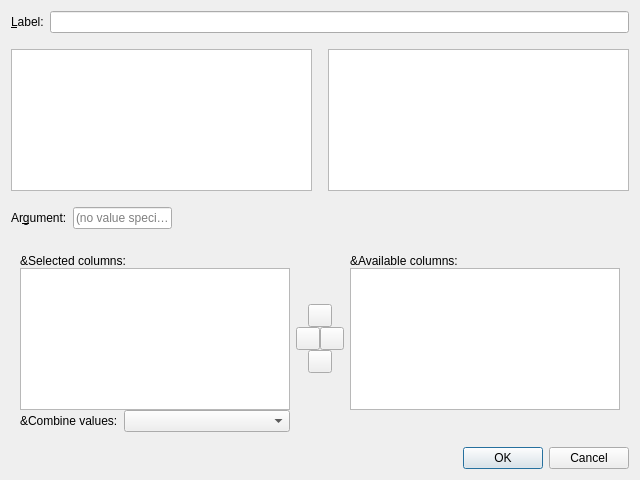
Before: the Qt Designer form coquery/gui/ui/addFunction.ui in gkunter/coquery, drawn with Qt 5.
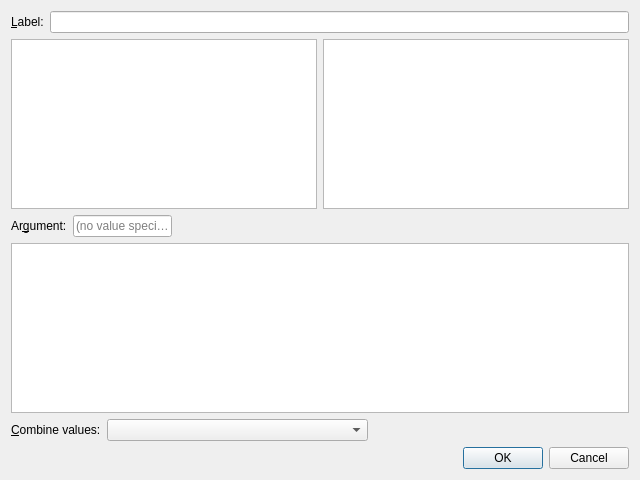
After: the same form once the commit is applied. Custom widgets are drawn as their Qt base class.

Commit message: Use CoqListSelect widget for column selection

```diff
--- a/coquery/gui/ui/addFunction.ui
+++ b/coquery/gui/ui/addFunction.ui
@@ -15,11 +15,6 @@
   </property>
   <layout class="QVBoxLayout" name="verticalLayout_2">
    <item>
-    <layout class="QVBoxLayout" name="verticalLayout_3">
-     <property name="spacing">
-      <number>16</number>
-     </property>
-     <item>
       <widget class="QWidget" name="widget_label" native="true">
        <property name="sizePolicy">
         <sizepolicy hsizetype="MinimumExpanding" vsizetype="Fixed">
@@ -42,7 +37,11 @@
          </widget>
         </item>
         <item>
-         <widget class="QLineEdit" name="edit_label"/>
+       <widget class="QLineEdit" name="edit_label">
+        <property name="text">
+         <string/>
+        </property>
+       </widget>
         </item>
        </layout>
       </widget>
@@ -119,114 +118,9 @@
       </widget>
      </item>
      <item>
-      <widget class="QWidget" name="widget_column_select" native="true">
-       <layout class="QGridLayout" name="gridLayout">
-        <property name="verticalSpacing">
-         <number>0</number>
-        </property>
-        <item row="1" column="0">
-         <widget class="CoqListWidget" name="list_selected_columns">
-          <property name="sizePolicy">
-           <sizepolicy hsizetype="Expanding" vsizetype="Preferred">
-            <horstretch>0</horstretch>
-            <verstretch>0</verstretch>
-           </sizepolicy>
-          </property>
-          <property name="dragDropMode">
-           <enum>QAbstractItemView::InternalMove</enum>
-          </property>
-         </widget>
-        </item>
-        <item row="1" column="1">
-         <layout class="QVBoxLayout" name="verticalLayout_5">
+    <widget class="CoqListSelect" name="widget_selection"/>
+   </item>
           <item>
-           <spacer name="verticalSpacer_2">
-            <property name="orientation">
-             <enum>Qt::Vertical</enum>
-            </property>
-            <property name="sizeHint" stdset="0">
-             <size>
-              <width>20</width>
-              <height>40</height>
-             </size>
-            </property>
-           </spacer>
-          </item>
-          <item alignment="Qt::AlignHCenter">
-           <widget class="QToolButton" name="button_up">
-            <property name="text">
-             <string/>
-            </property>
-           </widget>
-          </item>
-          <item>
-           <layout class="QHBoxLayout" name="horizontalLayout_6">
-            <item>
-             <widget class="QToolButton" name="button_add">
-              <property name="text">
-               <string/>
-              </property>
-             </widget>
-            </item>
-            <item alignment="Qt::AlignVCenter">
-             <widget class="QToolButton" name="button_remove">
-              <property name="text">
-               <string/>
-              </property>
-             </widget>
-            </item>
-           </layout>
-          </item>
-          <item alignment="Qt::AlignHCenter">
-           <widget class="QToolButton" name="button_down">
-            <property name="text">
-             <string/>
-            </property>
-           </widget>
-          </item>
-          <item>
-           <spacer name="verticalSpacer">
-            <property name="orientation">
-             <enum>Qt::Vertical</enum>
-            </property>
-            <property name="sizeHint" stdset="0">
-             <size>
-              <width>20</width>
-              <height>40</height>
-             </size>
-            </property>
-           </spacer>
-          </item>
-         </layout>
-        </item>
-        <item row="1" column="2">
-         <widget class="QListWidget" name="list_available_columns">
-          <property name="sizePolicy">
-           <sizepolicy hsizetype="Expanding" vsizetype="Preferred">
-            <horstretch>0</horstretch>
-            <verstretch>0</verstretch>
-           </sizepolicy>
-          </property>
-          <property name="dragDropMode">
-           <enum>QAbstractItemView::DragOnly</enum>
-          </property>
-         </widget>
-        </item>
-        <item row="0" column="2">
-         <widget class="QLabel" name="label_2">
-          <property name="text">
-           <string>&amp;Available columns:</string>
-          </property>
-         </widget>
-        </item>
-        <item row="0" column="0">
-         <widget class="QLabel" name="label_3">
-          <property name="text">
-           <string>&amp;Selected columns:</string>
-          </property>
-         </widget>
-        </item>
-        <item row="2" column="0">
          <widget class="QWidget" name="box_combine" native="true">
           <layout class="QHBoxLayout" name="horizontalLayout_4">
            <property name="margin">
@@ -237,6 +131,9 @@
              <property name="text">
               <string>&amp;Combine values:</string>
              </property>
+        <property name="buddy">
+         <cstring>combo_combine</cstring>
+        </property>
             </widget>
            </item>
            <item>
@@ -249,13 +146,21 @@
              </property>
             </widget>
            </item>
-          </layout>
-         </widget>
+      <item>
+       <spacer name="horizontalSpacer_2">
+        <property name="orientation">
+         <enum>Qt::Horizontal</enum>
+        </property>
+        <property name="sizeHint" stdset="0">
+         <size>
+          <width>40</width>
+          <height>20</height>
+         </size>
+        </property>
+       </spacer>
         </item>
        </layout>
       </widget>
-     </item>
-    </layout>
    </item>
    <item>
     <widget class="QDialogButtonBox" name="buttonBox">
@@ -271,9 +176,9 @@
  </widget>
  <customwidgets>
   <customwidget>
-   <class>CoqListWidget</class>
+   <class>CoqListSelect</class>
    <extends>QListWidget</extends>
-   <header location="global">..classes</header>
+   <header location="global">..listselect</header>
   </customwidget>
  </customwidgets>
  <resources/>
```
Lines whose indentation alone changed are shown as unchanged. The commit also changes 2 other files.
